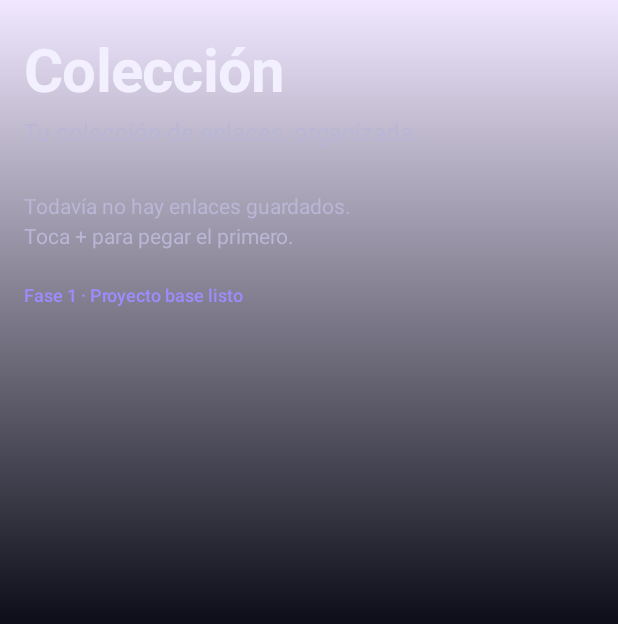
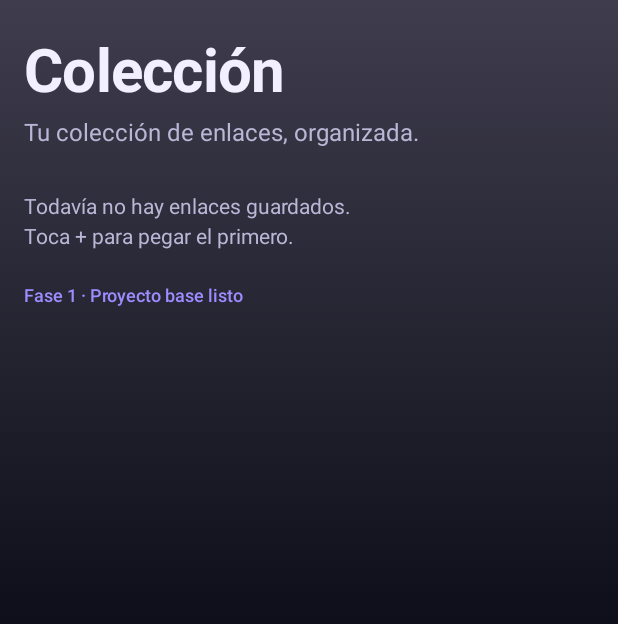
Before and after one commit to djjavierc-droid/coleccion-enlaces, an Android app built with Jetpack Compose: the screen it shows after launch (MainActivity), on a phone screen of 412 x 824 dp. Shown: the top 624 px of the screen. Run offline under Robolectric (Android 15) with nearby library versions, the phone set to English and light mode, and no system bars.

Commit message:
Fase 1: tema base de actividad con padre android:Theme.Material (M3 Compose no aporta temas XML)

```diff
--- a/app/src/main/res/values/themes.xml
+++ b/app/src/main/res/values/themes.xml
@@ -9,6 +9,8 @@
         <item name="postSplashScreenTheme">@style/Theme.Coleccion</item>
     </style>
 
-    <!-- Tema base de la actividad (Compose dibuja todo lo demás). -->
-    <style name="Theme.Coleccion" parent="Theme.Material3.DayNight.NoActionBar" />
+    <!-- Tema base de la actividad. Material 3 de Compose no aporta
+         temas XML, por eso el padre es el tema base de la plataforma;
+         Compose dibuja todo lo demás (colores, tipografía, formas). -->
+    <style name="Theme.Coleccion" parent="android:Theme.Material.NoActionBar" />
 </resources>
```
